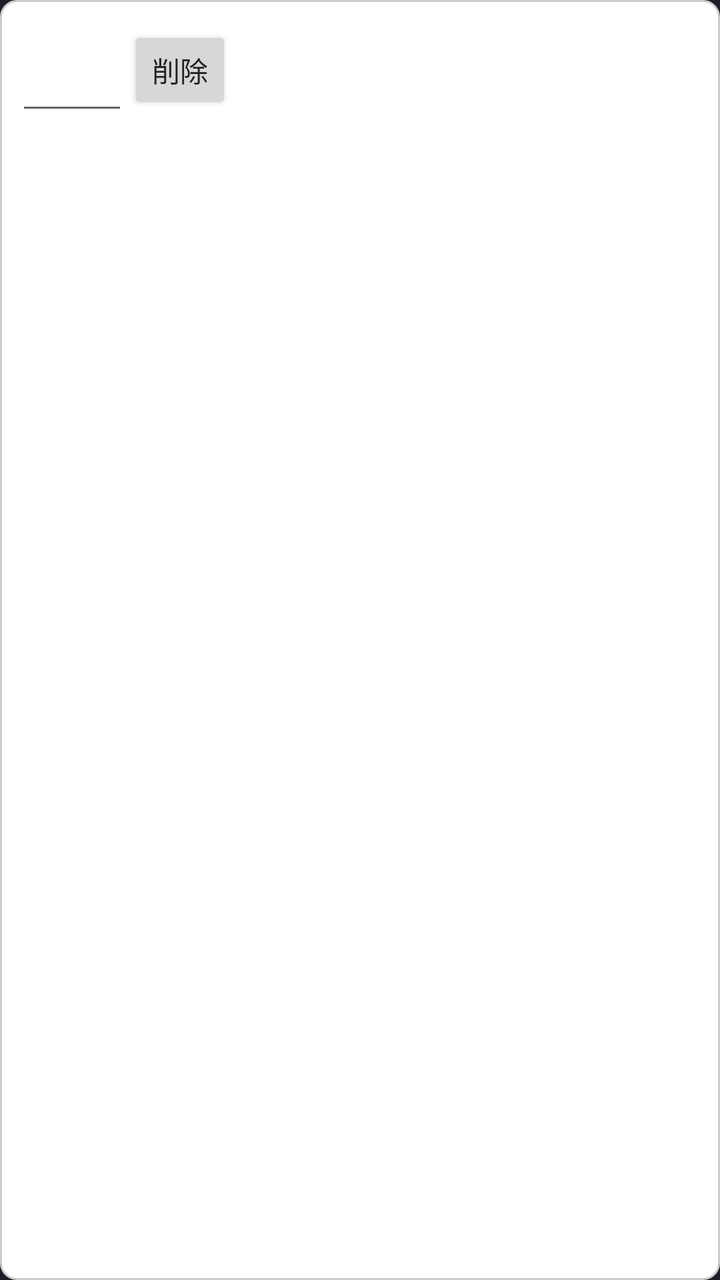
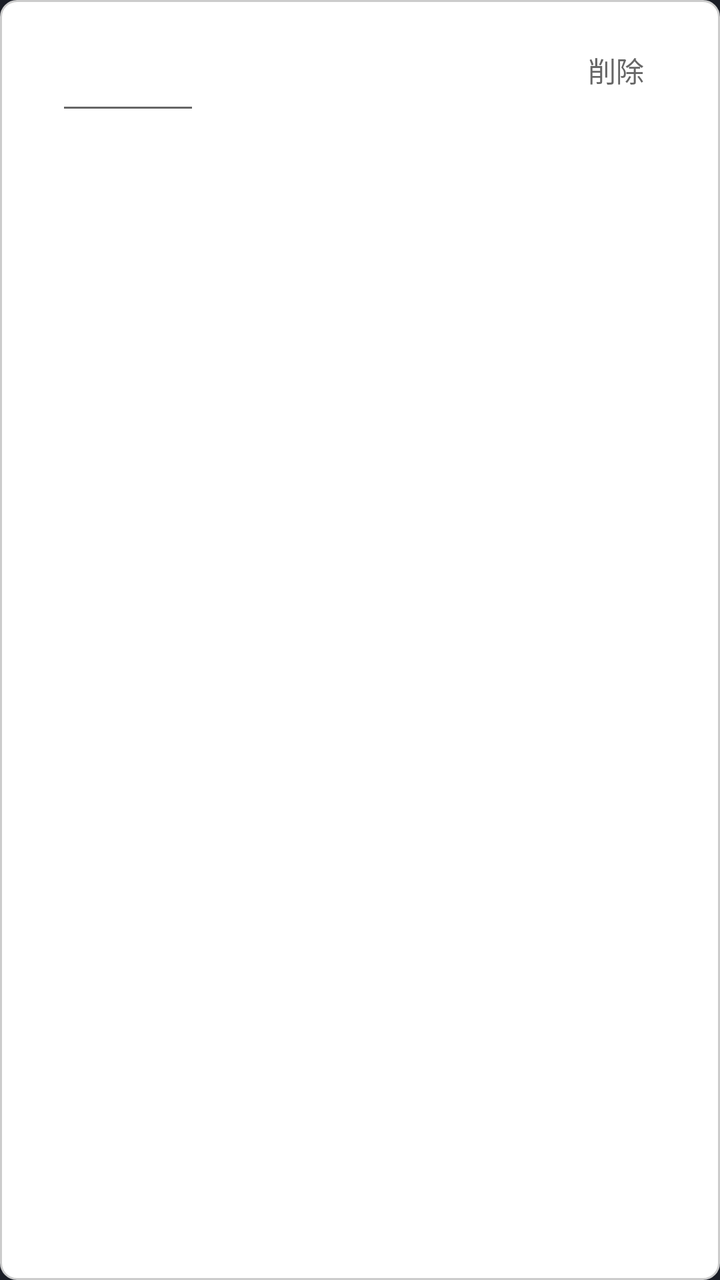

Screens rendered from an Android XML layout before and after an edit, with the pre-edit source and the edit as a unified diff.
<!-- AndroidManifest.xml: application theme AppTheme -->
<!-- res/layout/item_restore_char.xml -->
<?xml version="1.0" encoding="utf-8"?>
<LinearLayout xmlns:android="http://schemas.android.com/apk/res/android"
    android:layout_width="match_parent"
    android:layout_height="wrap_content"
    android:orientation="vertical"
    android:padding="8dp"
    android:layout_marginBottom="8dp"
    android:background="@drawable/section_bg">

    <LinearLayout android:layout_width="match_parent" android:layout_height="wrap_content"
        android:orientation="horizontal" android:gravity="center_vertical">
        <EditText android:id="@+id/charIn" android:layout_width="56dp" android:layout_height="wrap_content"
            android:gravity="center" android:textSize="28sp" android:maxLength="2"
            android:inputType="text" android:importantForAutofill="no" android:saveEnabled="false"
            android:imeOptions="flagNoPersonalizedLearning" />
        <Button android:id="@+id/bDeleteBlock" android:layout_width="wrap_content"
            android:layout_height="wrap_content" android:text="@string/restore_delete_block"
            android:textAllCaps="false" />
        <TextView android:id="@+id/blockErr" android:layout_width="0dp" android:layout_height="wrap_content"
            android:layout_weight="1" android:textColor="@color/err" android:textSize="12sp" />
    </LinearLayout>

    <LinearLayout android:id="@+id/sampleRow" android:layout_width="match_parent"
        android:layout_height="wrap_content" android:orientation="horizontal"
        android:visibility="gone" android:gravity="top">
        <FrameLayout android:id="@+id/sampleBox" android:layout_width="140dp"
            android:layout_height="140dp" android:background="@color/bg" />
        <TextView android:id="@+id/colorNames" android:layout_width="0dp" android:layout_height="wrap_content"
            android:layout_weight="1" android:paddingStart="8dp" android:textSize="16sp"
            android:lineSpacingExtra="4dp" android:textIsSelectable="false" />
    </LinearLayout>

    <com.zmlworks.kanjicolorkey.FlickColorView
        android:id="@+id/flick"
        android:layout_width="180dp"
        android:layout_height="180dp"
        android:layout_gravity="center_horizontal"
        android:visibility="gone" />
</LinearLayout>
<!-- resources referenced by this layout -->
<resources>
  <color name="bg">#FFFAFAF7</color>
  <color name="err">#FFBB0000</color>
  <!-- drawable section_bg (drawable) -->
  <?xml version="1.0" encoding="utf-8"?>
  <shape xmlns:android="http://schemas.android.com/apk/res/android" android:shape="rectangle">
      <solid android:color="@color/card" />
      <stroke android:width="1dp" android:color="@color/line" />
      <corners android:radius="8dp" />
  </shape>
  <string name="restore_delete_block">削除</string>
  <style name="AppTheme" parent="android:Theme.Material.Light.NoActionBar">
          <item name="android:colorPrimary">@color/bar</item>
          <item name="android:colorPrimaryDark">@color/bar</item>
          <item name="android:colorAccent">@color/accent</item>
          <item name="android:colorBackground">@color/bg</item>
          <item name="android:windowBackground">@color/bar</item>
          <item name="android:textColorPrimary">@color/text</item>
          <item name="android:textColorSecondary">@color/dim</item>
          <item name="android:statusBarColor">@color/bar</item>
          <item name="android:navigationBarColor">@color/bar</item>
          <item name="android:buttonStyle">@style/Btn</item>
      </style>
  <color name="card">#FFFFFFFF</color>
  <color name="line">#FFCCCCCC</color>
  <color name="bar">#FF1B1E26</color>
  <color name="accent">#FF1D4ED8</color>
  <color name="text">#FF222222</color>
  <color name="dim">#FF666666</color>
  <style name="Btn" parent="android:Widget.Material.Light.Button">
          <item name="android:textAllCaps">false</item>
          <item name="android:minHeight">44dp</item>
          <item name="android:minWidth">48dp</item>
          <item name="android:textSize">14sp</item>
      </style>
</resources>

<!-- the commit's change to res/layout/item_restore_char.xml (unified diff, before → after) -->
@@ -9,31 +9,42 @@
 
     <LinearLayout android:layout_width="match_parent" android:layout_height="wrap_content"
         android:orientation="horizontal" android:gravity="center_vertical">
-        <EditText android:id="@+id/charIn" android:layout_width="56dp" android:layout_height="wrap_content"
-            android:gravity="center" android:textSize="28sp" android:maxLength="2"
+        <TextView android:id="@+id/blockNo" android:layout_width="wrap_content"
+            android:layout_height="wrap_content" android:textColor="@color/dim" android:textSize="12sp"
+            android:minWidth="20dp" />
+        <EditText android:id="@+id/charIn" android:layout_width="72dp" android:layout_height="wrap_content"
+            android:gravity="center" android:textSize="28sp" android:maxLines="1"
             android:inputType="text" android:importantForAutofill="no" android:saveEnabled="false"
-            android:imeOptions="flagNoPersonalizedLearning" />
-        <Button android:id="@+id/bDeleteBlock" android:layout_width="wrap_content"
-            android:layout_height="wrap_content" android:text="@string/restore_delete_block"
-            android:textAllCaps="false" />
+            android:imeOptions="actionNext|flagNoPersonalizedLearning" />
         <TextView android:id="@+id/blockErr" android:layout_width="0dp" android:layout_height="wrap_content"
-            android:layout_weight="1" android:textColor="@color/err" android:textSize="12sp" />
+            android:layout_weight="1" android:paddingStart="6dp" android:textColor="@color/err"
+            android:textSize="12sp" />
+        <Button android:id="@+id/bFallback" style="?android:attr/borderlessButtonStyle"
+            android:layout_width="wrap_content" android:layout_height="wrap_content"
+            android:minWidth="40dp" android:text="⋯" android:textColor="@color/dim"
+            android:contentDescription="@string/restore_fallback_buttons" android:visibility="gone" />
+        <Button android:id="@+id/bDeleteBlock" style="?android:attr/borderlessButtonStyle"
+            android:layout_width="wrap_content" android:layout_height="wrap_content"
+            android:text="@string/restore_delete_block" android:textAllCaps="false"
+            android:textColor="@color/dim" />
     </LinearLayout>
 
     <LinearLayout android:id="@+id/sampleRow" android:layout_width="match_parent"
         android:layout_height="wrap_content" android:orientation="horizontal"
         android:visibility="gone" android:gravity="top">
-        <FrameLayout android:id="@+id/sampleBox" android:layout_width="140dp"
-            android:layout_height="140dp" android:background="@color/bg" />
+        <com.zmlworks.kanjicolorkey.FlickSurfaceLayout android:id="@+id/sampleBox"
+            android:layout_width="180dp" android:layout_height="180dp" android:background="@color/bg" />
         <TextView android:id="@+id/colorNames" android:layout_width="0dp" android:layout_height="wrap_content"
-            android:layout_weight="1" android:paddingStart="8dp" android:textSize="16sp"
-            android:lineSpacingExtra="4dp" android:textIsSelectable="false" />
+            android:layout_weight="1" android:paddingStart="10dp" android:textSize="18sp"
+            android:lineSpacingExtra="6dp" android:textIsSelectable="false" android:textColor="@color/text" />
     </LinearLayout>
 
-    <com.zmlworks.kanjicolorkey.FlickColorView
-        android:id="@+id/flick"
-        android:layout_width="180dp"
-        android:layout_height="180dp"
-        android:layout_gravity="center_horizontal"
-        android:visibility="gone" />
+    <LinearLayout android:id="@+id/fallbackRow" android:layout_width="wrap_content"
+        android:layout_height="wrap_content" android:orientation="horizontal" android:visibility="gone">
+        <Button android:id="@+id/fb0" style="?android:attr/borderlessButtonStyle" android:layout_width="48dp" android:layout_height="40dp" android:text="黒" />
+        <Button android:id="@+id/fb1" style="?android:attr/borderlessButtonStyle" android:layout_width="48dp" android:layout_height="40dp" android:text="赤" />
+        <Button android:id="@+id/fb2" style="?android:attr/borderlessButtonStyle" android:layout_width="48dp" android:layout_height="40dp" android:text="青" />
+        <Button android:id="@+id/fb3" style="?android:attr/borderlessButtonStyle" android:layout_width="48dp" android:layout_height="40dp" android:text="緑" />
+        <Button android:id="@+id/fbQ" style="?android:attr/borderlessButtonStyle" android:layout_width="48dp" android:layout_height="40dp" android:text="\?" android:textColor="@color/dim" />
+    </LinearLayout>
 </LinearLayout>
<!-- resource entries referenced after the edit -->
@@ -10,6 +10,7 @@
       <corners android:radius="8dp" />
   </shape>
   <string name="restore_delete_block">削除</string>
+  <string name="restore_fallback_buttons">ボタンで色を入力</string>
   <style name="AppTheme" parent="android:Theme.Material.Light.NoActionBar">
           <item name="android:colorPrimary">@color/bar</item>
           <item name="android:colorPrimaryDark">@color/bar</item>
